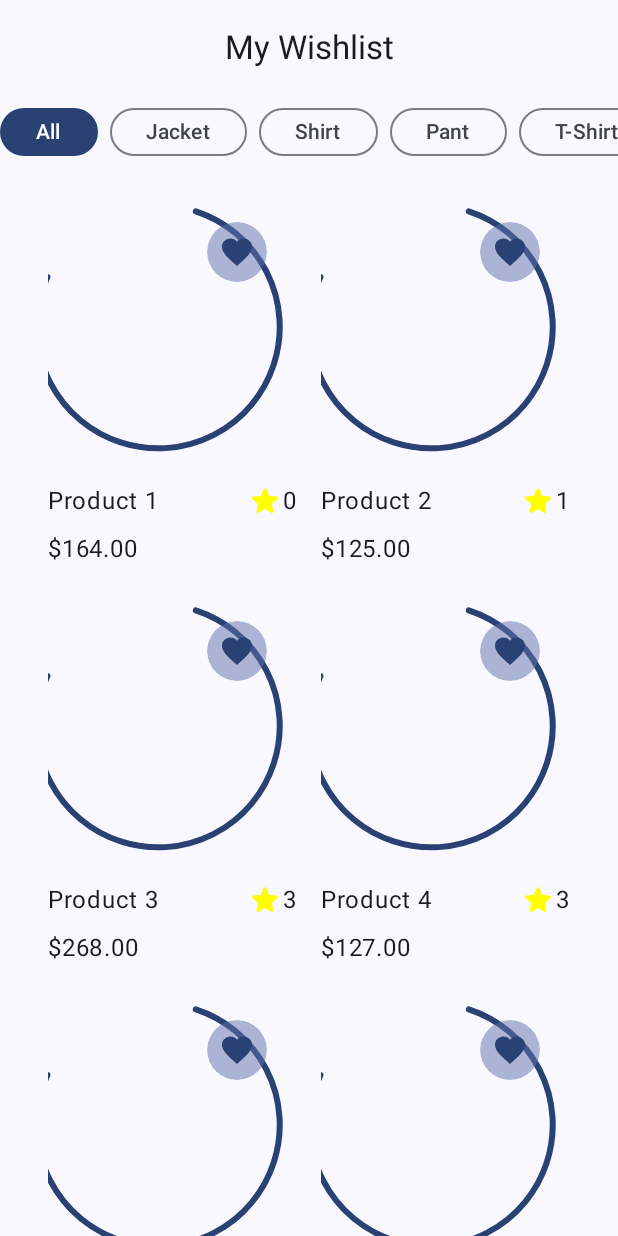
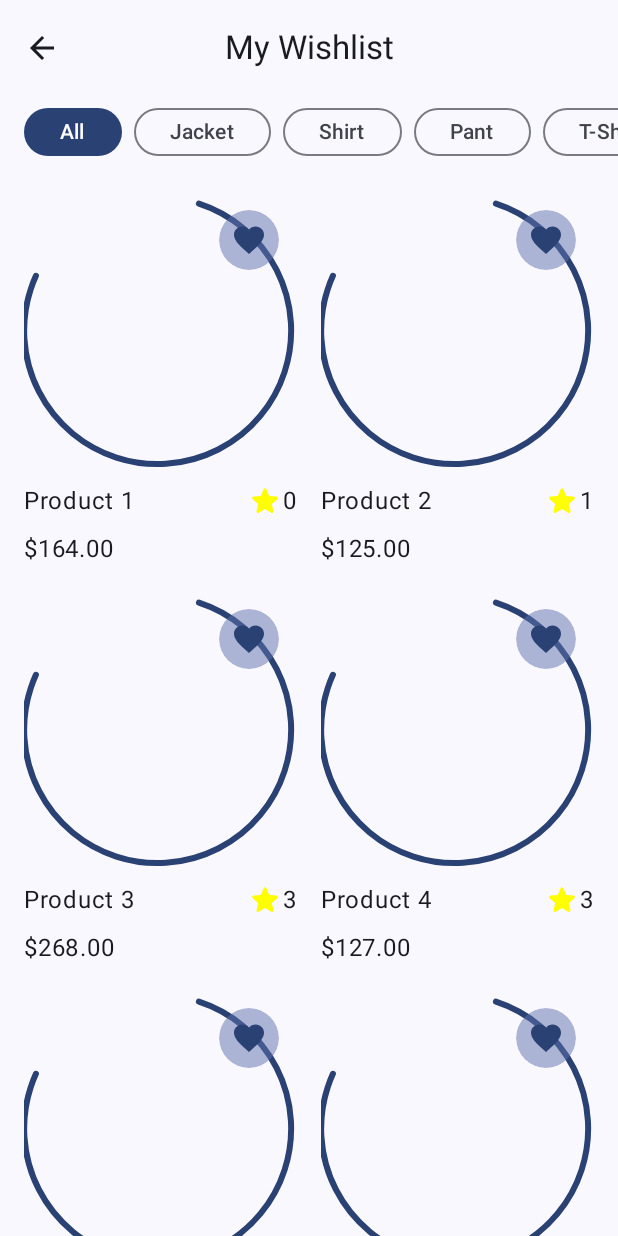
Before and after one commit to Zaed-solutions/Khana, an Android app built with Jetpack Compose: the @Preview function WishlistScreenContentPreview, on a phone screen of 412 x 824 dp. Run offline under Robolectric (Android 15) with nearby library versions, the phone set to English and light mode, and no system bars; pictures from the network do not load.

Commit message:
feat/#7/implement_wishlist_screen: Adjusted wishlist screen ui components appearance

```diff
--- a/app/src/main/java/org/zaed/khana/presentation/home/components/LabelFilterSection.kt
+++ b/app/src/main/java/org/zaed/khana/presentation/home/components/LabelFilterSection.kt
@@ -1,6 +1,7 @@
 package org.zaed.khana.presentation.home.components
 
 import androidx.compose.foundation.layout.Arrangement
+import androidx.compose.foundation.layout.PaddingValues
 import androidx.compose.foundation.lazy.LazyRow
 import androidx.compose.runtime.Composable
 import androidx.compose.ui.Modifier
@@ -17,6 +18,7 @@ fun LabelFilterSection(
 ) {
     LazyRow(
         modifier = modifier,
+        contentPadding = PaddingValues(horizontal = 16.dp),
         horizontalArrangement = Arrangement.spacedBy(8.dp)
     ) {
         items(labels.size) { index ->
--- a/app/src/main/java/org/zaed/khana/presentation/home/components/ProductItem.kt
+++ b/app/src/main/java/org/zaed/khana/presentation/home/components/ProductItem.kt
@@ -116,7 +116,7 @@ private fun ThumbnailSection(
             ),
             modifier = Modifier
                 .align(Alignment.TopEnd)
-                .padding(end = 16.dp, top = 16.dp)
+                .padding(end = 8.dp, top = 8.dp)
         ) {
             Icon(
                 imageVector = if (isWishlisted) Icons.Default.Favorite else Icons.Default.FavoriteBorder,
--- a/app/src/main/java/org/zaed/khana/presentation/wishlist/WishlistScreen.kt
+++ b/app/src/main/java/org/zaed/khana/presentation/wishlist/WishlistScreen.kt
@@ -7,8 +7,12 @@ import androidx.compose.foundation.layout.fillMaxSize
 import androidx.compose.foundation.layout.padding
 import androidx.compose.foundation.lazy.grid.GridCells
 import androidx.compose.foundation.lazy.grid.LazyVerticalGrid
+import androidx.compose.material.icons.Icons
+import androidx.compose.material.icons.automirrored.filled.ArrowBack
 import androidx.compose.material3.CenterAlignedTopAppBar
 import androidx.compose.material3.ExperimentalMaterial3Api
+import androidx.compose.material3.Icon
+import androidx.compose.material3.IconButton
 import androidx.compose.material3.Scaffold
 import androidx.compose.material3.Text
 import androidx.compose.runtime.Composable
@@ -30,6 +34,7 @@ import org.zaed.khana.presentation.theme.KhanaTheme
 fun WishlistScreen(
     modifier: Modifier = Modifier,
     onBackPressed: () -> Unit,
+    onNavigateToProductDetails: (String) -> Unit,
     viewModel: WishlistViewModel = koinViewModel()
 ) {
     val state by viewModel.uiState.collectAsStateWithLifecycle()
@@ -40,7 +45,7 @@ fun WishlistScreen(
         onAction = { action ->
             when (action) {
                 WishlistUiAction.OnBackPressed -> onBackPressed()
-                is WishlistUiAction.OnProductClicked -> TODO("navigate to product details")
+                is WishlistUiAction.OnProductClicked -> onNavigateToProductDetails(action.productId)
                 else -> viewModel.handleUiAction(action)
             }
         },
@@ -61,7 +66,16 @@ private fun WishlistScreenContent(
     val screenWidth = configuration.screenWidthDp.dp
     Scaffold(
         topBar = {
-            CenterAlignedTopAppBar(title = { Text(text = stringResource(R.string.my_wishlist)) })
+            CenterAlignedTopAppBar(
+                title = { Text(text = stringResource(R.string.my_wishlist)) },
+                navigationIcon = {
+                    IconButton(onClick = { onAction(WishlistUiAction.OnBackPressed) }) {
+                        Icon(
+                            imageVector = Icons.AutoMirrored.Filled.ArrowBack,
+                            contentDescription = null
+                        )
+                    }
+                })
         },
         modifier = modifier.fillMaxSize()
     ) { paddingValues ->
@@ -77,7 +91,7 @@ private fun WishlistScreenContent(
             )
             LazyVerticalGrid(
                 columns = GridCells.Fixed(2),
-                contentPadding = PaddingValues(vertical = 16.dp, horizontal = 32.dp),
+                contentPadding = PaddingValues(vertical = 16.dp, horizontal = 16.dp),
                 verticalArrangement = Arrangement.spacedBy(16.dp),
                 horizontalArrangement = Arrangement.spacedBy(16.dp),
             ) {
```
Also changed, not shown: app/src/main/java/org/zaed/khana/MainActivity.kt (+2 -8 lines).
